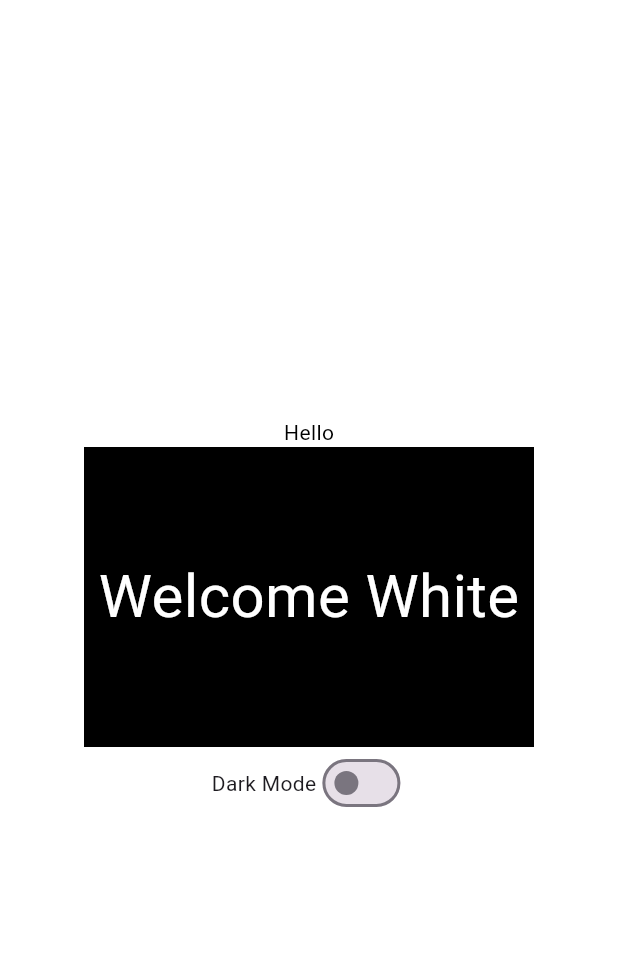
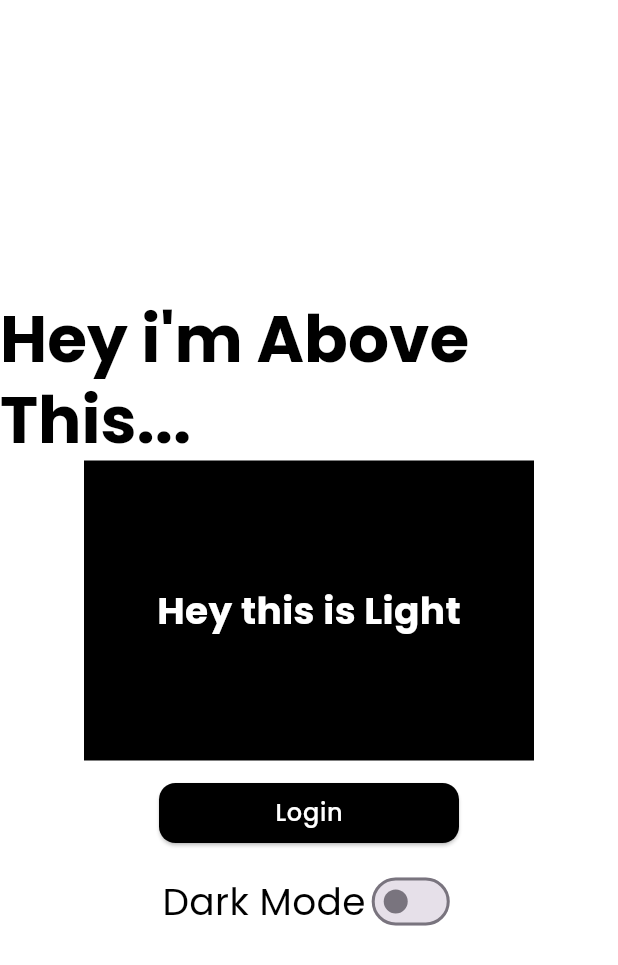
Before and after one commit to pallavipatil1998/Theme_App, a Flutter app: the screen it shows after launch, on a phone screen of 412 x 824 dp. Shown: the top 965 px of the screen. Run offline on Flutter 3.47's test engine with Material 3 defaults, Android fonts, the phone set to English and light mode, and no system bars; our stand-ins replace google_fonts.

Commit message:
theme manage by on Elevated button

```diff
--- a/lib/main.dart
+++ b/lib/main.dart
@@ -2,6 +2,7 @@ import 'package:flutter/cupertino.dart';
 import 'package:flutter/material.dart';
 import 'package:provider/provider.dart';
 import 'package:theme_app/app_theme_provider.dart';
+import 'package:theme_app/ui_helper.dart';
 
 void main() {
   runApp(ChangeNotifierProvider(create: (context) => AppThemeProvider(),
@@ -20,15 +21,9 @@ class MyApp extends StatelessWidget {
       return MaterialApp(
         title: 'Flutter Demo',
         // Theme brightness(Material Theme)
-        darkTheme: ThemeData.dark(),
         themeMode: provider.isDark ?ThemeMode.dark:ThemeMode.light ,
-        theme: ThemeData(
-          //platform Britness
-          brightness: Brightness.light,
-          primarySwatch: Colors.pink,
-          colorScheme: ColorScheme.fromSeed(seedColor: Colors.deepPurple),
-          useMaterial3: true,
-        ),
+        darkTheme: MyAppTheme.darkTheme(),
+        theme: MyAppTheme.lightTheme(),
         home:HomePage() ,
       );
     });
@@ -49,13 +44,14 @@ class _HomePageState extends State<HomePage> {
   var textColor=Colors.black;
   var textSecondaryColor=Colors.white;
   late  bool isDark ;
-  var title;
+  var title="Light";
 
 
   @override
   Widget build(BuildContext context) {
     var mqData=MediaQuery.of(context);
     print("Platform: ${mqData.platformBrightness}");
+
     var themeData=Theme.of(context);
     print("Theme: ${themeData.brightness}");
     isDark= themeData.brightness==Brightness.dark;
@@ -67,7 +63,7 @@ class _HomePageState extends State<HomePage> {
       backgroundColor: bgColor,
       body: Center(child: Column(mainAxisAlignment: MainAxisAlignment.center,
         children: [
-          Text("Hello",style:TextStyle(color: textColor) ,),
+          Text("Hey i'm Above This...",style:themeData.textTheme.headlineLarge!.copyWith(fontWeight: FontWeight.bold)),
           Container(height:200,width:300,
             //themeMode: ThemeMode.light, => bg=white & box= black,blue
             //themeMode: ThemeMode.dark  => bg=black  & box= white,purple
@@ -75,14 +71,20 @@ class _HomePageState extends State<HomePage> {
             color: secoundaryColor,
             //print hello Dark text
             child: Center(
-              child: Text("Welcome ${isDark ?"Dark":"White"}",
-                style: TextStyle(
-                  //text color
-                    color:textSecondaryColor,fontSize: 40),
+              child: Text("Hey this is $title",
+                style: themeData.textTheme.bodyMedium!.copyWith(color: textSecondaryColor,fontWeight: FontWeight.bold)
               ),
             ),
+          ),
 
-          ),
+          Container(width: 200,margin: EdgeInsets.all(11),
+              child: ElevatedButton(onPressed: (){
+              },
+                  style: themeData.elevatedButtonTheme.style,
+                  child: Text("Login",style: themeData.textTheme.labelMedium!.copyWith(color: textSecondaryColor),)
+              )),
+
+
           Row(mainAxisAlignment: MainAxisAlignment.center,
             children: [
               Text("Dark Mode"),
@@ -113,7 +115,7 @@ class _HomePageState extends State<HomePage> {
       secoundaryColor=Colors.black;
       textColor=Colors.black;
       textSecondaryColor=Colors.white;
-      title="Dark";
+      title="Light";
 
     }
   }
--- /dev/null
+++ b/lib/ui_helper.dart
@@ -0,0 +1,63 @@
+import 'package:flutter/material.dart';
+import 'package:google_fonts/google_fonts.dart';
+import 'package:theme_app/main.dart';
+
+class MyAppTheme{
+
+  static ThemeData lightTheme(){
+
+    // Theme brightness(Material Theme)
+    return ThemeData(
+      fontFamily: GoogleFonts.poppins().fontFamily,
+      textTheme: TextTheme(
+         headlineLarge:TextStyle(fontSize: 43,color: Colors.black) ,
+
+        bodyMedium: TextStyle(fontSize: 25,color: Colors.black),
+
+        labelMedium: TextStyle(fontSize: 16, color: Colors.black),
+      ),
+      elevatedButtonTheme: ElevatedButtonThemeData(
+        style: ElevatedButton.styleFrom(
+          shape: RoundedRectangleBorder(
+            borderRadius: BorderRadius.circular(11),
+          ),
+            backgroundColor: Colors.black,
+        ),
+      ),
+      // backgroundColor: Colors.white,
+      brightness: Brightness.light,
+
+
+     );
+  }
+
+
+
+  static ThemeData darkTheme(){
+    // Theme brightness(Material Theme)
+    return ThemeData(
+      fontFamily: GoogleFonts.poppins().fontFamily,
+      textTheme: TextTheme(
+        headlineLarge:TextStyle(fontSize: 43,color: Colors.white) ,
+
+        bodyMedium: TextStyle(fontSize: 25,color: Colors.white),
+
+        labelMedium: TextStyle(fontSize: 16, color: Colors.white),
+      ),
+      elevatedButtonTheme: ElevatedButtonThemeData(
+        style: ElevatedButton.styleFrom(
+          shape: RoundedRectangleBorder(
+            borderRadius: BorderRadius.circular(11),
+          ),
+          backgroundColor: Colors.white,
+        ),
+      ),
+      // backgroundColor: Colors.white,
+      brightness: Brightness.dark,
+
+
+    );
+  }
+ MyAppTheme();
+
+}
--- a/pubspec.yaml
+++ b/pubspec.yaml
@@ -36,6 +36,7 @@ dependencies:
   # Use with the CupertinoIcons class for iOS style icons.
   cupertino_icons: ^1.0.6
   provider: ^6.1.2
+  google_fonts: ^6.2.1
 
 dev_dependencies:
   flutter_test:
```
Also changed, not shown: pubspec.lock, 1 other file.
